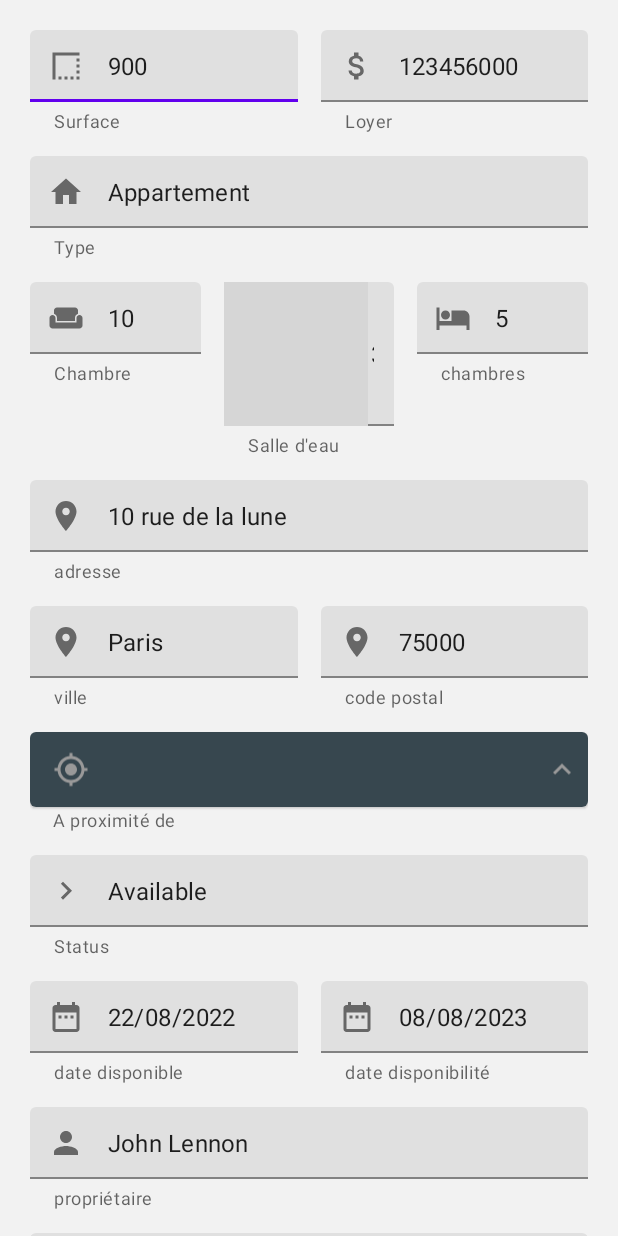
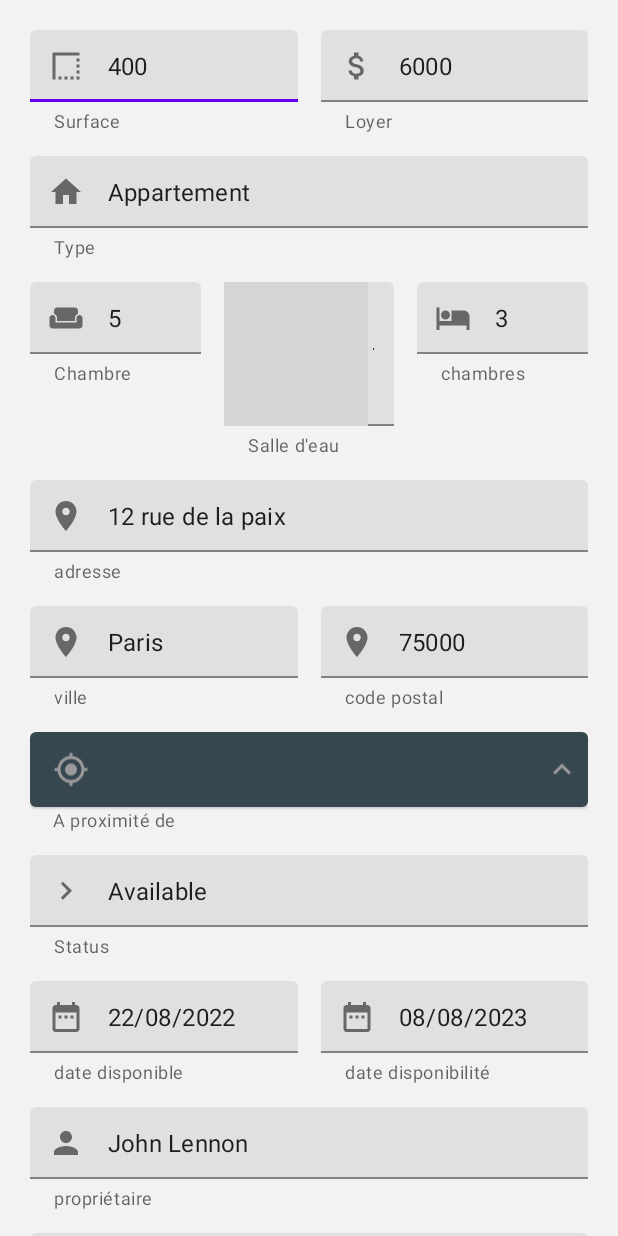
Before and after one commit to ETS-Android3/ImmoLoc, an Android app: the layout activity_add_ad.xml on its own in the app's theme, with its tools: preview values and no code run, on a phone screen of 412 x 824 dp. Run offline under Robolectric (Android 15) with nearby library versions, the phone set to English and light mode, and no system bars; grey boxes are pictures that could not be loaded.

Commit message:
some modif

```diff
--- a/app/src/main/res/layout/activity_add_ad.xml
+++ b/app/src/main/res/layout/activity_add_ad.xml
@@ -41,7 +41,7 @@
                         android:inputType="number"
                         android:maxLength="4"
                         android:padding="0dp"
-                        tools:text="900" />
+                        tools:text="400" />
 
                 </com.google.android.material.textfield.TextInputLayout>
 
@@ -63,7 +63,7 @@
                         android:inputType="number"
                         android:maxLength="10"
                         android:padding="0dp"
-                        tools:text="123456000" />
+                        tools:text="6000" />
                 </com.google.android.material.textfield.TextInputLayout>
 
             </androidx.constraintlayout.widget.ConstraintLayout>
@@ -108,7 +108,7 @@
                         android:inputType="number"
                         android:maxLength="2"
                         android:padding="0dp"
-                        tools:text="10" />
+                        tools:text="5" />
 
                 </com.google.android.material.textfield.TextInputLayout>
 
@@ -130,7 +130,7 @@
                         android:inputType="number"
                         android:maxLength="2"
                         android:padding="0dp"
-                        tools:text="3" />
+                        tools:text="1" />
                 </com.google.android.material.textfield.TextInputLayout>
 
 
@@ -151,7 +151,7 @@
                         android:inputType="number"
                         android:maxLength="2"
                         android:padding="0dp"
-                        tools:text="5" />
+                        tools:text="3" />
 
                 </com.google.android.material.textfield.TextInputLayout>
             </androidx.constraintlayout.widget.ConstraintLayout>
@@ -170,7 +170,7 @@
                     android:inputType="textCapWords"
                     android:maxLength="100"
                     android:padding="0dp"
-                    tools:text="10 rue de la lune" />
+                    tools:text="12 rue de la paix" />
             </com.google.android.material.textfield.TextInputLayout>
 
             <androidx.constraintlayout.widget.ConstraintLayout
```
